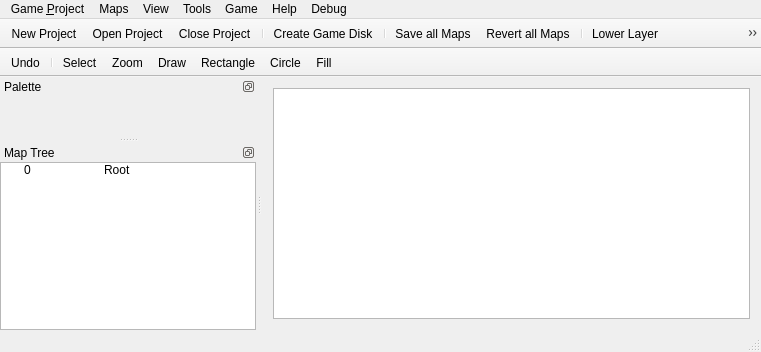
This is src/mainwindow.ui in EasyRPG/Editor as Qt 5 draws it before an edit. The edited form follows.
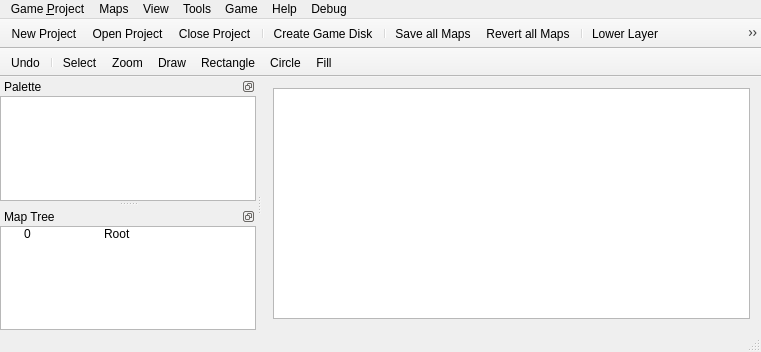
This is the edited form. Icons and pictures are not drawn.

Commit message: Add empty palete graphic scene.

```diff
--- a/src/mainwindow.ui
+++ b/src/mainwindow.ui
@@ -169,8 +169,8 @@
   <widget class="QDockWidget" name="dockPalete">
    <property name="minimumSize">
     <size>
-     <width>60</width>
-     <height>60</height>
+     <width>89</width>
+     <height>111</height>
     </size>
    </property>
    <property name="features">
@@ -182,7 +182,25 @@
    <attribute name="dockWidgetArea">
     <number>1</number>
    </attribute>
-   <widget class="QWidget" name="dockWidgetContents"/>
+   <widget class="QWidget" name="dockWidgetContents">
+    <layout class="QGridLayout" name="gridLayout">
+     <property name="leftMargin">
+      <number>0</number>
+     </property>
+     <property name="topMargin">
+      <number>0</number>
+     </property>
+     <property name="rightMargin">
+      <number>0</number>
+     </property>
+     <property name="bottomMargin">
+      <number>0</number>
+     </property>
+     <item row="0" column="0">
+      <widget class="QGraphicsView" name="graphicsView_2"/>
+     </item>
+    </layout>
+   </widget>
   </widget>
   <widget class="QDockWidget" name="dockMapTree">
    <property name="features">
```
The commit also changes 3 other files.
